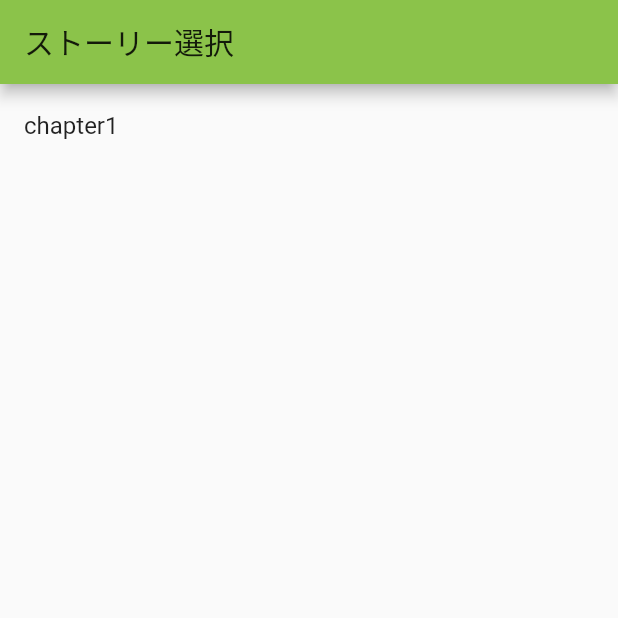
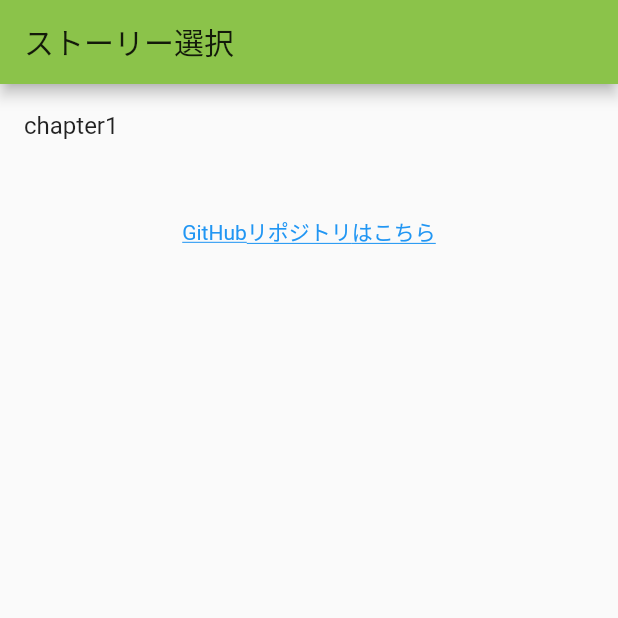
Before and after one commit to TetsuFe/flutter_novel, a Flutter app: the screen it shows after launch, on a phone screen of 412 x 824 dp, the top half of it. Run offline on Flutter 3.47's test engine with Material 2 defaults, Android fonts, the phone set to English and light mode, and no system bars; our stand-ins replace freezed_annotation, state_notifier; missing offline and left inert: flutter_state_notifier; generated files the repository leaves out were written again.

Commit message:
Move github link place

```diff
--- a/lib/story/story_details_page.dart
+++ b/lib/story/story_details_page.dart
@@ -1,6 +1,5 @@
 import 'package:flutter/material.dart';
 import 'package:flutter_state_management/story/story_details_body.dart';
-import 'package:url_launcher/url_launcher.dart';
 
 class StoryDetailsPage extends StatelessWidget {
   @override
@@ -21,18 +20,6 @@ class StoryDetailsPage extends StatelessWidget {
               Center(
                 child: StoryDetailsBody(),
               ),
-              GestureDetector(
-                onTap: () {
-                  launch('https://github.com/tetsufe/state_notifier_sample6/');
-                },
-                child: Text(
-                  'GitHubリポジトリはこちら',
-                  style: TextStyle(
-                    decoration: TextDecoration.underline,
-                    color: Colors.blue,
-                  ),
-                ),
-              )
             ],
           ),
         ),
--- a/lib/story_list_page.dart
+++ b/lib/story_list_page.dart
@@ -4,6 +4,7 @@ import 'package:flutter_state_management/story/story_details_page.dart';
 import 'package:flutter_state_management/story/story_state_notifier.dart';
 import 'package:flutter_state_notifier/flutter_state_notifier.dart';
 import 'package:provider/provider.dart';
+import 'package:url_launcher/url_launcher.dart';
 
 class StoryListPage extends StatelessWidget {
   @override
@@ -13,7 +14,9 @@ class StoryListPage extends StatelessWidget {
         title: Text('ストーリー選択'),
       ),
       body: SingleChildScrollView(
-        child: ListView.builder(
+        child: Column(
+          children: <Widget>[
+            ListView.builder(
               shrinkWrap: true,
               itemCount: 1,
               primary: true,
@@ -42,6 +45,23 @@ class StoryListPage extends StatelessWidget {
                     );
                   }),
             ),
+            Padding(
+              padding: EdgeInsets.symmetric(vertical: 32),
+              child: GestureDetector(
+                onTap: () {
+                  launch('https://github.com/tetsufe/state_notifier_sample6/');
+                },
+                child: Text(
+                  'GitHubリポジトリはこちら',
+                  style: TextStyle(
+                    decoration: TextDecoration.underline,
+                    color: Colors.blue,
+                  ),
+                ),
+              ),
+            ),
+          ],
+        ),
       ),
     );
   }
```
Lines whose indentation alone changed are shown as unchanged.
